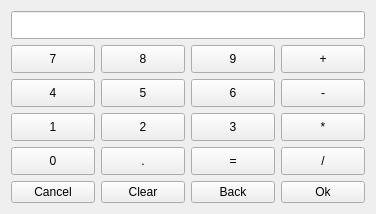
The window that plugins/Commands/Calculator/calculatorwidget.ui (KDE/simon) describes before a commit, drawn with Qt 5.
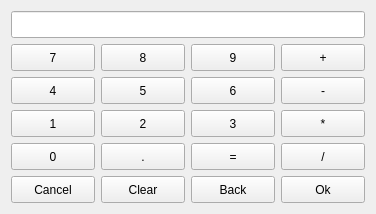
The same window after the commit. Custom widgets are drawn as their Qt base class.

Commit message: Bugfixing of the Calculator Plugin

Diff of the .ui file:
```diff
--- a/plugins/Commands/Calculator/calculatorwidget.ui
+++ b/plugins/Commands/Calculator/calculatorwidget.ui
@@ -272,6 +272,12 @@
    </item>
    <item row="6" column="1">
     <widget class="KPushButton" name="pbClear">
+     <property name="sizePolicy">
+      <sizepolicy hsizetype="Minimum" vsizetype="Minimum">
+       <horstretch>0</horstretch>
+       <verstretch>0</verstretch>
+      </sizepolicy>
+     </property>
      <property name="text">
       <string>Clear</string>
      </property>
```
The commit also changes 1 other file.
